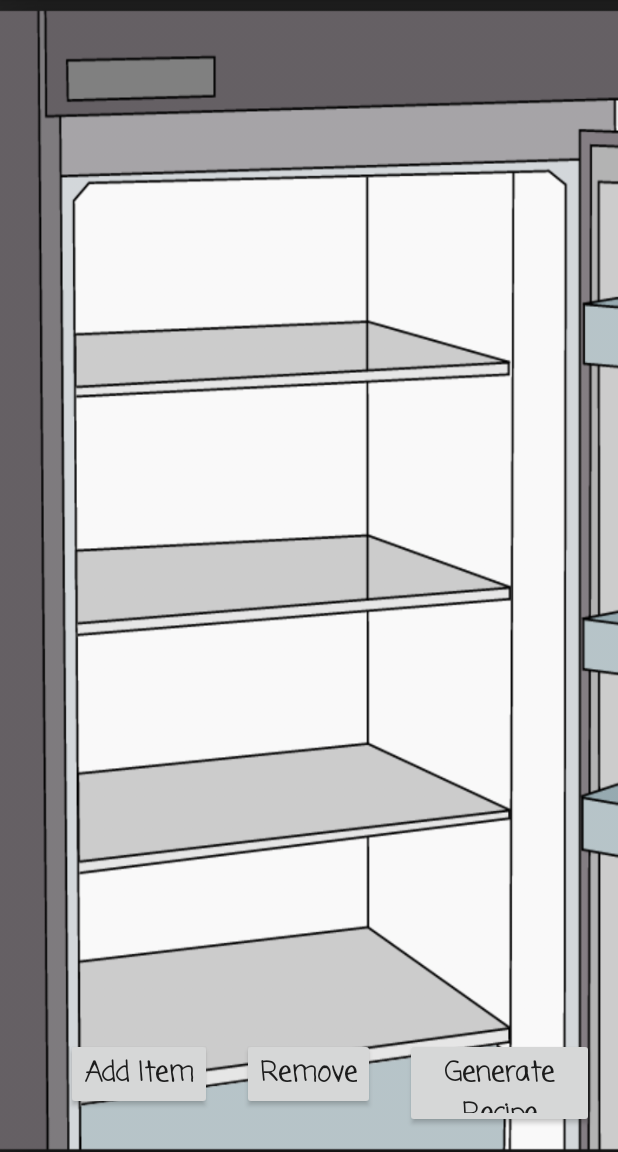
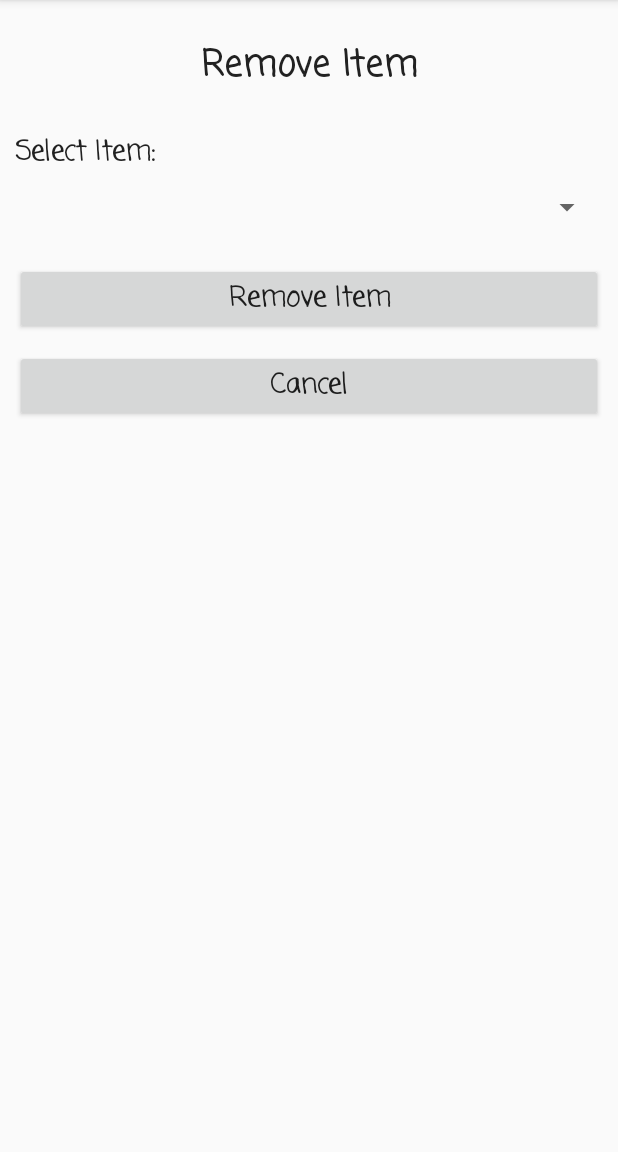
Before and after one commit to xuzihan0311/Fridge_Wizard, an Android app: the fridgeController screen opened directly, with no data from a screen before it, after a tap on "Remove", on a phone screen of 412 x 824 dp, the part 84-1236 px from its top. Run offline under Robolectric (Android 15) with nearby library versions, the phone set to English and light mode, and no system bars.

Commit message:
added remove feature

```diff
--- a/app/src/main/AndroidManifest.xml
+++ b/app/src/main/AndroidManifest.xml
@@ -40,5 +40,11 @@
                 <category android:name="android.intent.category.DEFAULT" />
             </intent-filter>
         </activity>
+        <activity android:name="controller.removeController">
+            <intent-filter>
+                <action android:name="android.intent.action.MAIN" />
+                <category android:name="android.intent.category.DEFAULT" />
+            </intent-filter>
+        </activity>
     </application>
 </manifest>
--- a/app/src/main/java/controller/fridgeController.java
+++ b/app/src/main/java/controller/fridgeController.java
@@ -45,17 +45,14 @@ public class fridgeController extends AppCompatActivity{
         super.onCreate(savedInstanceState);
         setContentView(R.layout.fridge);
 
-        addItem = (Button) findViewById(R.id.addItem);
-        addItem.setOnClickListener(new View.OnClickListener() {
-            public void onClick(View view) {
-                Intent myIntent = new Intent(view.getContext(), addController.class); //From the add_items.xml Controller
-                startActivityForResult(myIntent, 0);
-            }
-        });
-
         list = (ListView) findViewById(R.id.listViewitems);
         if (addController.isAdded) {
             myItems.add(addController.selectedItem);
+            addController.isAdded = false;
+        }
+        if (removeController.isRemoved) {
+            myItems.remove(removeController.removedItem);
+            removeController.isRemoved = false;
         }
         adapter = new ArrayAdapter<>(this, android.R.layout.simple_list_item_1, myItems);
         list.setAdapter(adapter);
@@ -66,6 +63,22 @@ public class fridgeController extends AppCompatActivity{
                 stringItems[a] = adapter.getItem(a).toString();
             }
         }
+
+        addItem = (Button) findViewById(R.id.addItem);
+        addItem.setOnClickListener(new View.OnClickListener() {
+            public void onClick(View view) {
+                Intent myIntent = new Intent(view.getContext(), addController.class); //From the add_items.xml Controller
+                startActivityForResult(myIntent, 0);
+            }
+        });
+
+        deleteItem = (Button) findViewById(R.id.deleteItem);
+        deleteItem.setOnClickListener(new View.OnClickListener() {
+            public void onClick(View view) {
+                Intent myIntent = new Intent(view.getContext(), removeController.class);
+                startActivityForResult(myIntent, 0);
+            }
+        });
 
         //API key:f7731380165624ae4e30c6a107caec4c
         //Search with Ingredients call: http://food2fork.com/api/search
@@ -98,13 +111,6 @@ public class fridgeController extends AppCompatActivity{
                 }
             }
         });
-
-        deleteItem = (Button) findViewById(R.id.deleteItem);
-        deleteItem.setOnClickListener(new View.OnClickListener() {
-            public void onClick(View view) {
-                deleteItem();
-            }
-        });
     }
 
     private void deleteItem() {
--- /dev/null
+++ b/app/src/main/java/controller/removeController.java
@@ -0,0 +1,72 @@
+package controller;
+
+import android.content.Intent;
+import android.os.Bundle;
+import android.support.v7.app.AppCompatActivity;
+import android.view.View;
+import android.widget.AdapterView;
+import android.widget.ArrayAdapter;
+import android.widget.Button;
+import android.widget.Spinner;
+
+import com.appathon.alex.fridge_wizard.R;
+
+import android.widget.AdapterView.OnItemSelectedListener;
+
+import static com.appathon.alex.fridge_wizard.R.id.itemSpinner;
+
+/**
+ * Created by Alex on 11/13/16.
+ */
+
+public class removeController extends AppCompatActivity implements OnItemSelectedListener {
+
+    Button removeButton;
+    Button cancelButton;
+
+    static String removedItem;
+    static boolean isRemoved = false;
+
+    @Override
+    protected void onCreate(Bundle savedInstanceState) {
+        isRemoved = false;
+        super.onCreate(savedInstanceState);
+        setContentView(R.layout.remove_item);
+
+        Spinner spinnerItem = (Spinner) findViewById(itemSpinner);
+        ArrayAdapter<String> itemAdapter = new ArrayAdapter<>(this,
+                android.R.layout.simple_spinner_item, fridgeController.myItems);
+        itemAdapter.setDropDownViewResource(android.R.layout.simple_spinner_dropdown_item);
+        spinnerItem.setAdapter(itemAdapter);
+        spinnerItem.setOnItemSelectedListener(this);
+
+        removeButton = (Button) findViewById(R.id.removeButton);
+        removeButton.setOnClickListener(new View.OnClickListener() {
+                public void onClick(View view) {
+                    isRemoved = true;
+
+                    Intent myIntent = new Intent(view.getContext(), fridgeController.class);
+                    startActivityForResult(myIntent, 0);
+                }
+        });
+
+        cancelButton = (Button) findViewById(R.id.cancelButton);
+        cancelButton.setOnClickListener(new View.OnClickListener() {
+            public void onClick(View view) {
+
+                isRemoved = false;
+                    Intent myIntent = new Intent(view.getContext(), fridgeController.class);
+                    startActivityForResult(myIntent, 0);
+                }
+        });
+    }
+
+    public void onItemSelected(AdapterView<?> parent, View view,
+                               int pos, long id) {
+        removedItem = (String) parent.getItemAtPosition(pos);
+    }
+
+    public void onNothingSelected(AdapterView<?> parent) {
+        // Another interface callback
+    }
+}
--- /dev/null
+++ b/app/src/main/res/layout/remove_item.xml
@@ -0,0 +1,68 @@
+<?xml version="1.0" encoding="utf-8"?>
+<LinearLayout xmlns:android="http://schemas.android.com/apk/res/android"
+    android:orientation="vertical" android:layout_width="match_parent"
+    android:layout_height="match_parent">
+
+    <TextView
+        android:text="Remove Item"
+        android:layout_width="match_parent"
+        android:layout_height="wrap_content"
+        android:id="@+id/removeItem"
+        android:textSize="24sp"
+        android:fontFamily="casual"
+        android:textStyle="normal|bold"
+        android:textAlignment="center"
+        android:textColor="?android:attr/textColorPrimary"
+        android:layout_marginLeft="10dp"
+        android:layout_marginRight="10dp"
+        android:layout_marginTop="25dp" />
+
+    <TextView
+        android:text="Select Item:"
+        android:layout_width="match_parent"
+        android:layout_height="wrap_content"
+        android:id="@+id/selectItem"
+        android:fontFamily="casual"
+        android:textSize="18sp"
+        android:textStyle="normal|bold"
+        android:textColor="?android:attr/textColorPrimary"
+        android:layout_marginLeft="10dp"
+        android:layout_marginRight="10dp"
+        android:layout_marginTop="25dp" />
+
+    <Spinner
+        android:layout_width="match_parent"
+        android:layout_height="wrap_content"
+        android:id="@+id/itemSpinner"
+        android:layout_marginLeft="10dp"
+        android:layout_marginRight="10dp"
+        android:layout_marginTop="10dp" />
+
+    <Button
+        android:text="Remove Item"
+        android:layout_width="match_parent"
+        android:layout_height="wrap_content"
+        android:id="@+id/removeButton"
+        android:fontFamily="casual"
+        android:textSize="18sp"
+        android:textColor="?android:attr/textColorPrimary"
+        android:textStyle="normal|bold"
+        android:textAllCaps="false"
+        android:layout_marginLeft="10dp"
+        android:layout_marginRight="10dp"
+        android:layout_marginTop="25dp" />
+
+    <Button
+        android:text="Cancel"
+        android:layout_width="match_parent"
+        android:layout_height="wrap_content"
+        android:id="@+id/cancelButton"
+        android:fontFamily="casual"
+        android:textSize="18sp"
+        android:textAllCaps="false"
+        android:textStyle="normal|bold"
+        android:layout_marginLeft="10dp"
+        android:layout_marginRight="10dp"
+        android:layout_marginTop="10dp" />
+
+</LinearLayout>
```
Also changed, not shown: app/src/main/java/controller/addController.java (+0 -10 lines), app/src/main/java/controller/recipeInstructionController.java (+10 -0 lines), app/src/main/res/layout/recipe_instruction.xml (+15 -3 lines).
